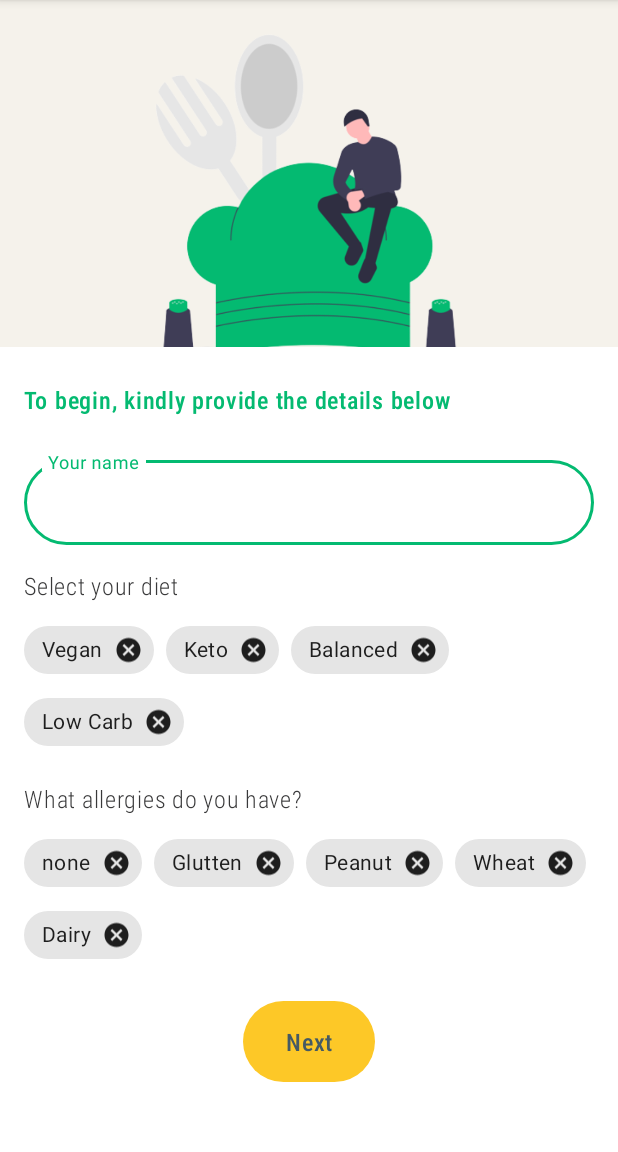
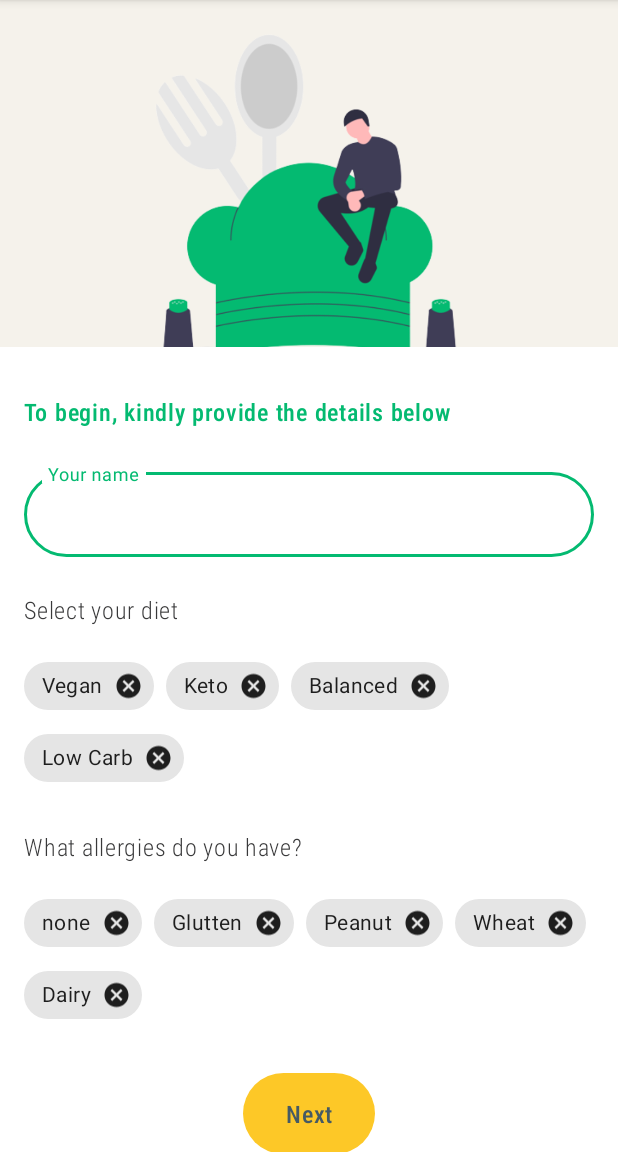
Before and after one commit to AnnaL001/healthy-foods, an Android app: the UserDetailsActivity screen opened directly, with no data from a screen before it, on a phone screen of 412 x 824 dp, the part 84-1236 px from its top. Run offline under Robolectric (Android 15) with nearby library versions, the phone set to English and light mode, and no system bars.

Commit message:
Update User Details layout

```diff
--- a/app/src/main/res/layout/activity_user_details.xml
+++ b/app/src/main/res/layout/activity_user_details.xml
@@ -29,7 +29,7 @@
         android:layout_width="0dp"
         android:layout_height="wrap_content"
         android:layout_marginStart="@dimen/screen_margin_horizontal_double"
-        android:layout_marginTop="@dimen/view_margin_vertical_triple"
+        android:layout_marginTop="@dimen/view_margin_vertical_quadraple"
         android:layout_marginEnd="@dimen/screen_margin_horizontal_double"
         android:text="@string/user_details_form_subtitle"
         app:layout_constraintEnd_toEndOf="parent"
@@ -61,7 +61,7 @@
         android:layout_width="0dp"
         android:layout_height="wrap_content"
         android:layout_marginStart="@dimen/screen_margin_horizontal_double"
-        android:layout_marginTop="@dimen/view_margin_vertical_double"
+        android:layout_marginTop="@dimen/view_margin_vertical_triple"
         android:layout_marginEnd="@dimen/screen_margin_horizontal_double"
         android:text="@string/select_diet"
         app:layout_constraintEnd_toEndOf="parent"
@@ -73,7 +73,7 @@
         android:layout_width="0dp"
         android:layout_height="wrap_content"
         android:layout_marginStart="@dimen/screen_margin_horizontal_double"
-        android:layout_marginTop="@dimen/view_margin_vertical"
+        android:layout_marginTop="@dimen/view_margin_vertical_double"
         android:layout_marginEnd="@dimen/screen_margin_horizontal_double"
         app:layout_constraintEnd_toEndOf="parent"
         app:layout_constraintStart_toStartOf="parent"
@@ -111,7 +111,7 @@
         android:layout_width="0dp"
         android:layout_height="wrap_content"
         android:layout_marginStart="16dp"
-        android:layout_marginTop="@dimen/view_margin_vertical_double"
+        android:layout_marginTop="@dimen/view_margin_vertical_triple"
         android:layout_marginEnd="@dimen/screen_margin_horizontal_double"
         android:text="@string/select_allergies"
         app:layout_constraintEnd_toEndOf="parent"
@@ -124,7 +124,7 @@
         android:layout_width="0dp"
         android:layout_height="wrap_content"
         android:layout_marginStart="@dimen/screen_margin_horizontal_double"
-        android:layout_marginTop="@dimen/view_margin_vertical"
+        android:layout_marginTop="@dimen/view_margin_vertical_double"
         android:layout_marginEnd="@dimen/screen_margin_horizontal_double"
         app:layout_constraintEnd_toEndOf="parent"
         app:layout_constraintHorizontal_bias="1.0"
@@ -167,7 +167,7 @@
         style="@style/ButtonStyle"
         android:layout_width="wrap_content"
         android:layout_height="wrap_content"
-        android:layout_marginTop="@dimen/view_margin_vertical_double"
+        android:layout_marginTop="@dimen/view_margin_vertical_triple"
         android:text="@string/next"
         android:textColor="#455A64"
         app:layout_constraintEnd_toEndOf="parent"
```
